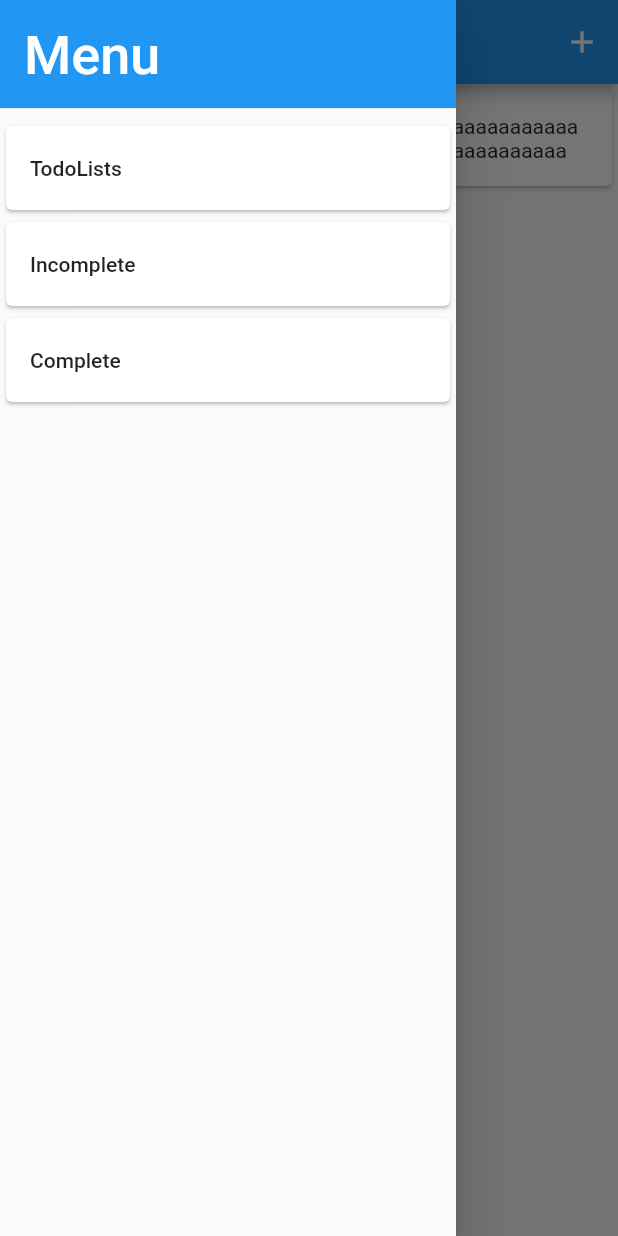
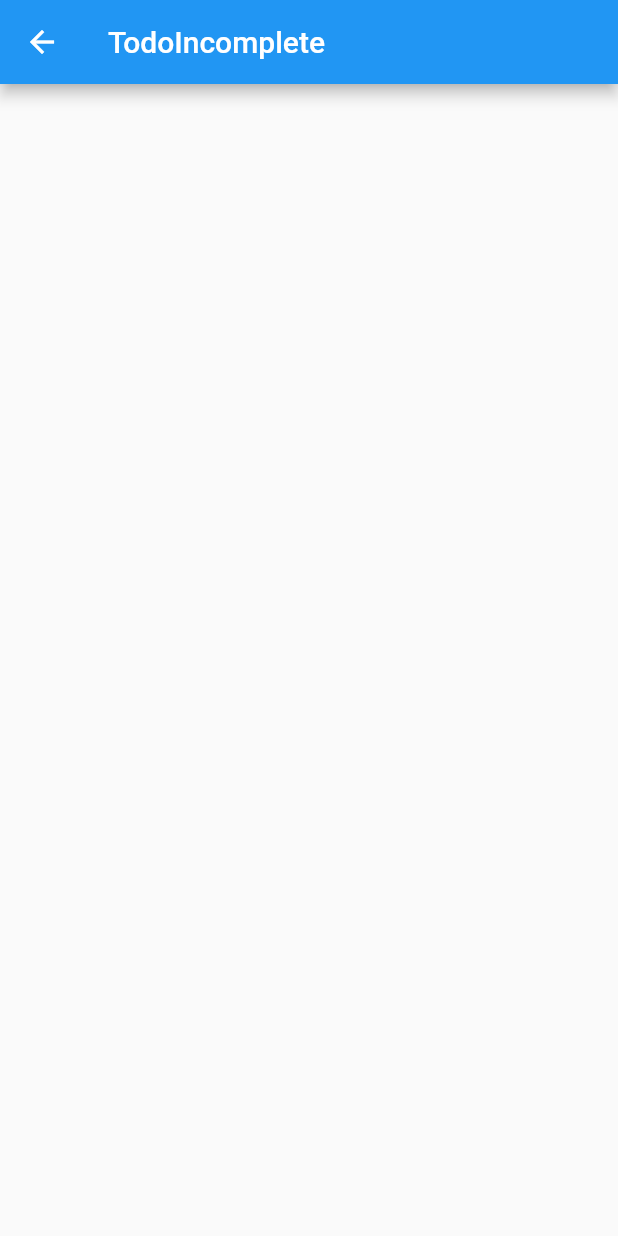
Before and after one commit to tttuuu1234/flutter_todo_app, a Flutter app: the screen it shows after launch, in the side drawer, after a tap on "Incomplete", on a phone screen of 412 x 824 dp. Run offline on Flutter 3.47's test engine with Material 2 defaults, Android fonts, the phone set to English and light mode, and no system bars.

Commit message:
CompleteページとIncompleteページに遷移できるようにした

```diff
--- a/lib/domain/todo_domain.dart
+++ b/lib/domain/todo_domain.dart
@@ -2,7 +2,7 @@ import 'package:flutter/material.dart';
 
 class TodoDomain extends ChangeNotifier {
   String todo;
-  List todos = ['aaaaaaaaaaaaaaaaaaaaaaaaaaaaaaaaaaaaaaaaaaaaaaaaaaaaaaaaaaaaaaaaaaaaaaaaaaaaaaaaaaaaaaaaaaaaaaa'];
+  List todos = ['今日はFlutterのお勉強をします。目標はTodoアプリの完成です。頑張ります。応援して下さい。'];
 
   void addTodo() {
     if (todo.isEmpty) {
--- a/lib/main.dart
+++ b/lib/main.dart
@@ -1,6 +1,6 @@
 import 'package:flutter/material.dart';
 
-import './ui/todo/todo_list.dart';
+import 'ui/todo/list.dart';
 
 void main() {
   runApp(MyApp());
--- /dev/null
+++ b/lib/ui/todo/incomplete.dart
@@ -0,0 +1,12 @@
+import 'package:flutter/material.dart';
+
+class TodoIncomplete extends StatelessWidget {
+  @override
+  Widget build(BuildContext context) {
+    return Scaffold(
+      appBar: AppBar(
+        title: Text('TodoIncomplete'),
+      ),
+    );
+  }
+}
--- a/lib/ui/todo/todo_list.dart
+++ b/lib/ui/todo/list.dart
@@ -1,14 +1,12 @@
 import 'package:flutter/material.dart';
 import 'package:provider/provider.dart';
+
 import 'package:todo_app/domain/todo_domain.dart';
+import 'package:todo_app/ui/todo/complete.dart';
+import 'package:todo_app/ui/todo/incomplete.dart';
 
 class TodoList extends StatelessWidget {
   final _formKey = GlobalKey<FormState>();
-  // finalを付けないと警告が出る
-  // でもfinalをつけるとこのファイルはstatelesswidgeだから_todoの値の変更はできないよと言われる
-  // だらかこのファイルをstatefullに変えて、setstateで値のfinalの定数の値を更新できるようにしてあげる
-  // でもそれは面倒だから、EntityModelとProviderを用意して
-  // EntityModelの定義したfinalのtodoの値を更新して、providerでその変更を受け取れるようにして、TodoListsページに表示させる感じかな？
 
   @override
   Widget build(BuildContext context) {
@@ -116,19 +114,15 @@ class TodoList extends StatelessWidget {
               ),
               Card(
                 child: ListTile(
-                  title: Text('TodoLists'),
-                  onTap: () {
-                    print('TodoListsページに遷移');
-                    // todo TodoListsページに遷移させる
-                  },
-                ),
-              ),
-              Card(
-                child: ListTile(
                   title: Text('Incomplete'),
                   onTap: () {
-                    print('未完了ページに遷移');
-                    // todo Incompleteページに遷移させる
+                    // 未完了ページに飛ぶ前にDrawerを閉じている
+                    Navigator.of(context).pop();
+                    Navigator.of(context).push(
+                      MaterialPageRoute(
+                        builder: (context) => TodoIncomplete(),
+                      ),
+                    );
                   },
                 ),
               ),
@@ -136,8 +130,13 @@ class TodoList extends StatelessWidget {
                 child: ListTile(
                   title: Text('Complete'),
                   onTap: () {
-                    print('完了ページに遷移');
-                    // todo Completeページに遷移させる
+                    // 完了ページに飛ぶ前にDrawerを閉じている
+                    Navigator.of(context).pop();
+                    Navigator.of(context).push(
+                      MaterialPageRoute(
+                        builder: (context) => TodoComplete(),
+                      ),
+                    );
                   },
                 ),
               )
```
Also changed, not shown: lib/ui/todo/complete.dart (added, +12 -0 lines).
